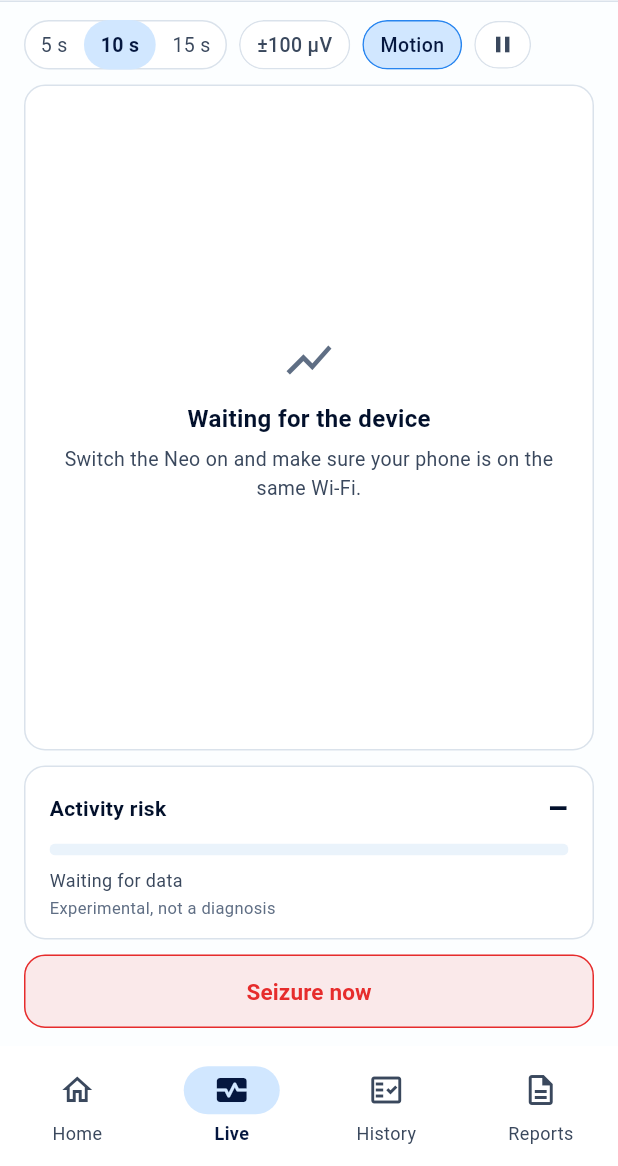
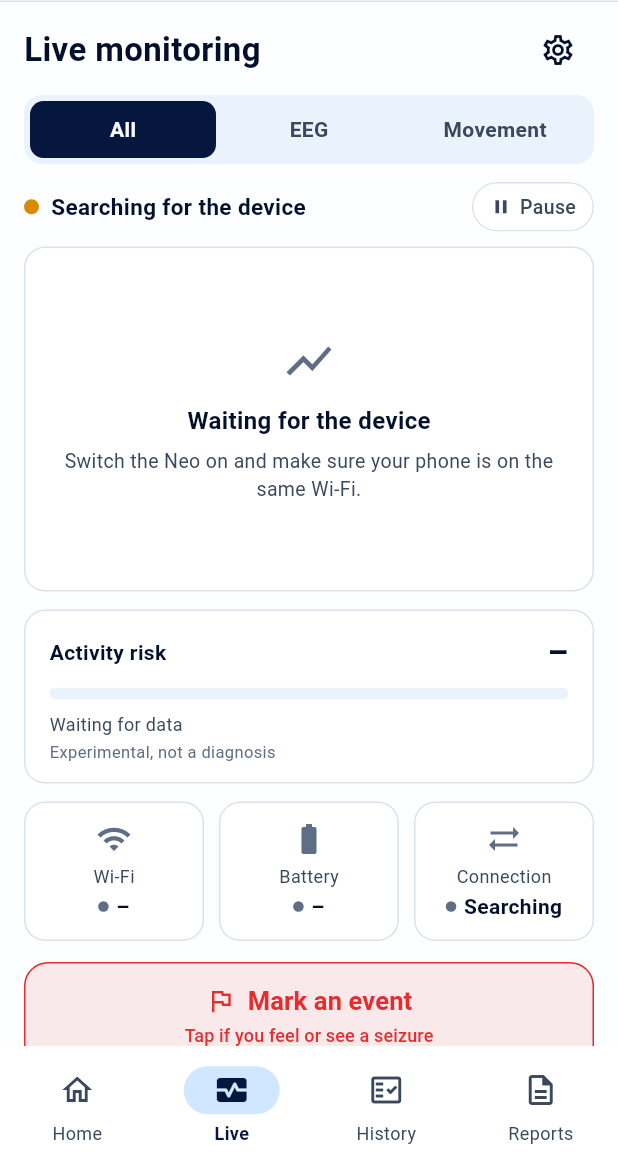
Before and after one commit to Tzekhai2005/neo-mobile-app, a Flutter app: the screen it shows after launch, item 2 of the bottom bar chosen, on a phone screen of 412 x 824 dp, the part 70-1236 px from its top. Run offline on Flutter 3.47's test engine with Material 3 defaults, Android fonts, the phone set to English and light mode, and no system bars; our stand-ins replace file_picker, pdf, printing, share_plus.

Commit message:
Slice C: Live page with tabs, status tiles, Mark an event and Advanced settings
Co-Authored-By: Claude Sonnet 5.5 <noreply@anthropic.com>

```diff
--- a/flutter_app/lib/ui/data/data_controls.dart
+++ b/flutter_app/lib/ui/data/data_controls.dart
@@ -24,7 +24,7 @@ class DataControls extends StatelessWidget {
           runSpacing: 6,
           crossAxisAlignment: WrapCrossAlignment.center,
           children: [
-            _Segments(
+            PillSegments(
               labels: [for (final s in DataViewController.windowChoices) '$s s'],
               selected: DataViewController.windowChoices.indexOf(controller.windowSec),
               keyPrefix: 'window',
@@ -109,13 +109,13 @@ class PillButton extends StatelessWidget {
   }
 }
 
-class _Segments extends StatelessWidget {
+class PillSegments extends StatelessWidget {
   final List<String> labels;
   final int selected;
   final String keyPrefix;
   final ValueChanged<int> onSelect;
 
-  const _Segments({required this.labels, required this.selected, required this.keyPrefix, required this.onSelect});
+  const PillSegments({required this.labels, required this.selected, required this.keyPrefix, required this.onSelect});
 
   @override
   Widget build(BuildContext context) {
@@ -151,12 +151,13 @@ class _Segments extends StatelessWidget {
   }
 }
 
-/// The "Seizure now" button.
-class SeizureNowButton extends StatelessWidget {
+/// The "Mark an event" button: the wearer or a carer taps it when a seizure is felt
+/// or seen. The big one carries a line of help; the compact one fits a thin bar.
+class MarkEventButton extends StatelessWidget {
   final VoidCallback onPressed;
   final bool compact;
 
-  const SeizureNowButton({super.key, required this.onPressed, this.compact = false});
+  const MarkEventButton({super.key, required this.onPressed, this.compact = false});
 
   @override
   Widget build(BuildContext context) {
@@ -165,14 +166,24 @@ class SeizureNowButton extends StatelessWidget {
       foregroundColor: AppColors.danger,
       side: const BorderSide(color: AppColors.danger),
       padding: EdgeInsets.symmetric(horizontal: 18, vertical: compact ? 8 : 14),
-      minimumSize: Size(0, compact ? 34 : 48),
-      shape: RoundedRectangleBorder(borderRadius: BorderRadius.circular(compact ? 18 : 14)),
+      minimumSize: Size(compact ? 0 : double.infinity, compact ? 34 : 64),
+      shape: RoundedRectangleBorder(borderRadius: BorderRadius.circular(compact ? 18 : 16)),
     );
     return FilledButton(
       key: const ValueKey('seizure-now'),
       style: style,
       onPressed: onPressed,
-      child: Text('Seizure now', style: TextStyle(fontSize: compact ? 13 : 15, fontWeight: FontWeight.w600)),
+      child: compact
+          ? const Text('Mark an event', style: TextStyle(fontSize: 13, fontWeight: FontWeight.w600))
+          : const Column(mainAxisSize: MainAxisSize.min, children: [
+              Row(mainAxisSize: MainAxisSize.min, children: [
+                Icon(Icons.flag_outlined, size: 20),
+                SizedBox(width: 8),
+                Text('Mark an event', style: TextStyle(fontSize: 17, fontWeight: FontWeight.w700)),
+              ]),
+              SizedBox(height: 2),
+              Text('Tap if you feel or see a seizure', style: TextStyle(fontSize: 12)),
+            ]),
     );
   }
 }
--- a/flutter_app/lib/ui/data/data_page.dart
+++ b/flutter_app/lib/ui/data/data_page.dart
@@ -1,5 +1,4 @@
 import 'dart:async';
-import 'dart:math' as math;
 
 import 'package:flutter/foundation.dart';
 import 'package:flutter/material.dart';
@@ -15,11 +14,13 @@ import '../shell/tab_scope.dart';
 import '../theme/app_theme.dart';
 import '../trace/signal_lanes.dart';
 import 'activity_risk_card.dart';
+import 'advanced_settings_page.dart';
 import 'data_controls.dart';
 import 'data_view_controller.dart';
+import 'live_status.dart';
 
-/// The live view: EEG, accelerometer and gyro, with the controls, the
-/// experimental activity-risk readout, and the "Seizure now" button.
+/// The Live tab: EEG, accelerometer and gyro, the experimental activity-risk readout,
+/// the status tiles, the "Mark an event" button, and a page of advanced settings.
 ///
 /// Portrait stacks everything; landscape gives the lanes the whole screen with the
 /// controls in a thin bar and the readout beside them; tapping a lane expands that
@@ -120,29 +121,120 @@ class _Portrait extends StatelessWidget {
 
   const _Portrait({required this.services, required this.controller, required this.onSeizure});
 
+  void _openSettings(BuildContext context) => Navigator.of(context).push(MaterialPageRoute<void>(
+        builder: (_) => AdvancedSettingsPage(controller: controller, services: services),
+      ));
+
   @override
   Widget build(BuildContext context) {
     final risk = kShowExperimentalRisk ? services.activityRisk : null;
-    return LayoutBuilder(builder: (context, box) {
-      // On a short screen the page scrolls rather than squeezing the lanes.
-      final height = math.max(box.maxHeight, 560.0);
-      return SingleChildScrollView(
-        child: SizedBox(
-          height: height,
-          child: Padding(
-            padding: const EdgeInsets.fromLTRB(16, 12, 16, 12),
-            child: Column(crossAxisAlignment: CrossAxisAlignment.stretch, children: [
-              DataControls(controller: controller),
-              const SizedBox(height: 10),
-              Expanded(child: LanesArea(controller: controller, status: services.status)),
-              if (risk != null) ...[const SizedBox(height: 10), ActivityRiskCard(risk: risk)],
-              const SizedBox(height: 10),
-              SeizureNowButton(onPressed: onSeizure),
-            ]),
+    final lanes = controller.data.lanes.length;
+    // Tall enough for each lane to read, whatever is shown.
+    final graphHeight = (lanes * 74.0).clamp(230.0, 380.0);
+    return SingleChildScrollView(
+      padding: const EdgeInsets.fromLTRB(16, 8, 16, 16),
+      child: Column(crossAxisAlignment: CrossAxisAlignment.stretch, children: [
+        Row(children: [
+          const Expanded(child: Text('Live monitoring', style: TextStyle(fontSize: 22, fontWeight: FontWeight.w700))),
+          IconButton(
+            key: const ValueKey('settings'),
+            tooltip: 'Advanced settings',
+            icon: const Icon(Icons.settings_outlined),
+            onPressed: () => _openSettings(context),
+          ),
+        ]),
+        const SizedBox(height: 6),
+        _LaneTabs(controller: controller),
+        const SizedBox(height: 12),
+        Row(children: [
+          Expanded(child: LiveStatusLine(status: services.status, now: services.now)),
+          const SizedBox(width: 8),
+          ListenableBuilder(
+            listenable: controller,
+            builder: (context, _) => PillButton(
+              key: const ValueKey('pause'),
+              label: controller.paused ? 'Resume' : 'Pause',
+              icon: controller.paused ? Icons.play_arrow : Icons.pause,
+              selected: controller.paused,
+              tooltip: controller.paused ? 'Resume the live view' : 'Freeze the view',
+              onTap: controller.togglePause,
+            ),
+          ),
+        ]),
+        const SizedBox(height: 10),
+        SizedBox(height: graphHeight, child: LanesArea(controller: controller, status: services.status)),
+        if (risk != null) ...[const SizedBox(height: 12), ActivityRiskCard(risk: risk)],
+        const SizedBox(height: 12),
+        LiveStatusTiles(status: services.status, loss: () => services.loss),
+        const SizedBox(height: 14),
+        MarkEventButton(onPressed: onSeizure),
+        const SizedBox(height: 10),
+        Material(
+          color: AppColors.surface,
+          shape: RoundedRectangleBorder(
+            borderRadius: BorderRadius.circular(14),
+            side: const BorderSide(color: AppColors.border),
+          ),
+          clipBehavior: Clip.antiAlias,
+          child: ListTile(
+            key: const ValueKey('advanced-settings'),
+            leading: const Icon(Icons.tune, color: AppColors.textSecondary),
+            title: const Text('Advanced settings'),
+            trailing: const Icon(Icons.chevron_right),
+            onTap: () => _openSettings(context),
           ),
         ),
-      );
-    });
+      ]),
+    );
+  }
+}
+
+/// All, EEG or Movement: which lanes the graph draws.
+class _LaneTabs extends StatelessWidget {
+  final DataViewController controller;
+  const _LaneTabs({required this.controller});
+
+  static const _sets = [LaneSet.all, LaneSet.eeg, LaneSet.movement];
+  static const _labels = ['All', 'EEG', 'Movement'];
+
+  @override
+  Widget build(BuildContext context) {
+    return ListenableBuilder(
+      listenable: controller,
+      builder: (context, _) => Container(
+        padding: const EdgeInsets.all(4),
+        decoration: BoxDecoration(
+          color: AppColors.surfaceHigh,
+          borderRadius: BorderRadius.circular(12),
+        ),
+        child: Row(children: [
+          for (var i = 0; i < _sets.length; i++)
+            Expanded(
+              child: GestureDetector(
+                key: ValueKey('lanes-${_sets[i].name}'),
+                behavior: HitTestBehavior.opaque,
+                onTap: () => controller.setLaneSet(_sets[i]),
+                child: Container(
+                  alignment: Alignment.center,
+                  padding: const EdgeInsets.symmetric(vertical: 9),
+                  decoration: BoxDecoration(
+                    color: controller.laneSet == _sets[i] ? AppColors.navy : Colors.transparent,
+                    borderRadius: BorderRadius.circular(9),
+                  ),
+                  child: Text(
+                    _labels[i],
+                    style: TextStyle(
+                      fontSize: 14,
+                      fontWeight: FontWeight.w600,
+                      color: controller.laneSet == _sets[i] ? AppColors.onNavy : AppColors.textSecondary,
+                    ),
+                  ),
+                ),
+              ),
+            ),
+        ]),
+      ),
+    );
   }
 }
 
@@ -173,7 +265,7 @@ class _Landscape extends StatelessWidget {
                 fit: BoxFit.scaleDown, alignment: Alignment.centerRight, child: DataControls(controller: controller)),
           ),
           const SizedBox(width: 10),
-          SeizureNowButton(onPressed: onSeizure, compact: true),
+          MarkEventButton(onPressed: onSeizure, compact: true),
         ]),
       ),
       Expanded(
@@ -237,7 +329,7 @@ class _ExpandedView extends StatelessWidget {
             ),
           ),
           const SizedBox(width: 10),
-          SeizureNowButton(onPressed: onSeizure, compact: true),
+          MarkEventButton(onPressed: onSeizure, compact: true),
         ]),
       ),
       Expanded(
--- a/flutter_app/lib/ui/data/data_view_controller.dart
+++ b/flutter_app/lib/ui/data/data_view_controller.dart
@@ -10,7 +10,10 @@ import '../theme/app_theme.dart';
 import '../trace/trace_models.dart';
 import '../trace/trace_sources.dart';
 
-/// What the Data page shows and how: the time window, the µV scale, whether the
+/// Which lanes the live view draws: everything, only the EEG, or only the motion.
+enum LaneSet { all, eeg, movement }
+
+/// What the Live page shows and how: the time window, the µV scale, whether the
 /// motion lanes are open, a paused view that can be scrolled back through the
 /// last 30 seconds, and which lane (if any) is expanded. It turns the live buffer
 /// into a [TraceData] each time [tick] is called; the page calls that a few times
@@ -26,7 +29,7 @@ class DataViewController extends ChangeNotifier {
 
   int _windowSec = 10;
   double _eegScaleUv = kDefaultEegScaleUv;
-  bool _showMotion = true;
+  LaneSet _laneSet = LaneSet.all;
   int? _expandedLane;
 
   /// While paused: the newest sample at the moment of pausing, the stream it was
@@ -39,7 +42,8 @@ class DataViewController extends ChangeNotifier {
 
   int get windowSec => _windowSec;
   double get eegScaleUv => _eegScaleUv;
-  bool get showMotion => _showMotion;
+  LaneSet get laneSet => _laneSet;
+  bool get showMotion => _laneSet != LaneSet.eeg;
   bool get paused => _pausedEnd != null;
   int? get expandedLane => _expandedLane;
   double get backSec => _backSec;
@@ -104,6 +108,13 @@ class DataViewController extends ChangeNotifier {
     _rebuild();
   }
 
+  /// Set the scale to one of [kEegScalesUv]; anything else is ignored.
+  void setScale(double uv) {
+    if (!kEegScalesUv.contains(uv) || uv == _eegScaleUv) return;
+    _eegScaleUv = uv;
+    _rebuild();
+  }
+
   /// One step bigger (+1) or smaller (-1), stopping at the ends.
   void stepScale(int direction) {
     final i = kEegScalesUv.indexOf(_eegScaleUv);
@@ -113,10 +124,14 @@ class DataViewController extends ChangeNotifier {
     _rebuild();
   }
 
-  void toggleMotion() {
-    _showMotion = !_showMotion;
+  void setLaneSet(LaneSet set) {
+    if (set == _laneSet) return;
+    _laneSet = set;
     _rebuild();
   }
+
+  /// The landscape switch: the motion lanes on or off beside the EEG.
+  void toggleMotion() => setLaneSet(_laneSet == LaneSet.eeg ? LaneSet.all : LaneSet.eeg);
 
   void togglePause() => paused ? resume() : pause();
 
@@ -169,7 +184,8 @@ class DataViewController extends ChangeNotifier {
     _data = liveTraceData(
       snap,
       eegScaleUv: _eegScaleUv,
-      showMotion: _showMotion,
+      showMotion: _laneSet != LaneSet.eeg,
+      showEeg: _laneSet != LaneSet.movement,
       markers: markers,
       backSec: _backSec,
       nowLabel: paused ? 'paused' : 'now',
@@ -192,7 +208,7 @@ class DataViewController extends ChangeNotifier {
     for (final m in seizureMarkers.markers) {
       if (m.streamId != buffer.streamId) continue; // made in an earlier stream
       final t = at(m.sampleIdx);
-      if (t != null) out.add(TraceMarker(t, label: 'Seizure now', color: AppColors.danger));
+      if (t != null) out.add(TraceMarker(t, label: 'Marked', color: AppColors.danger));
     }
     return out;
   }
--- /dev/null
+++ b/flutter_app/lib/ui/data/live_status.dart
@@ -0,0 +1,155 @@
+import 'package:flutter/foundation.dart';
+import 'package:flutter/material.dart';
+
+import '../../device/device_status.dart';
+import '../../live/signal_loss.dart';
+import '../format.dart';
+import '../theme/app_theme.dart';
+
+/// More than this share of EEG samples lost on the Wi-Fi link is called unstable.
+const double kStableLinkLossPercent = 1.0;
+
+/// How the link is doing, in one word and a colour. A dash when there is nothing to judge.
+({String text, Color color}) connectionState(DeviceStatus s, SignalLoss loss) {
+  switch (s.link) {
+    case LinkState.searching:
+      return (text: 'Searching', color: AppColors.textMuted);
+    case LinkState.connecting:
+      return (text: 'Connecting', color: AppColors.warning);
+    case LinkState.stalled:
+      return (text: 'No data', color: AppColors.warning);
+    case LinkState.connected:
+      final lost = loss.eegLinkLossPercent;
+      if (lost == null) return (text: 'Connected', color: AppColors.success);
+      return lost <= kStableLinkLossPercent
+          ? (text: 'Stable', color: AppColors.success)
+          : (text: 'Unstable', color: AppColors.warning);
+  }
+}
+
+Color _wifiColor(int? rssi) => switch (wifiWord(rssi)) {
+      'Good' => AppColors.success,
+      'Fair' => AppColors.warning,
+      'Weak' => AppColors.danger,
+      _ => AppColors.textMuted,
+    };
+
+/// The three small tiles under the graph: Wi-Fi signal, battery and connection.
+/// Each shows only what the device has reported.
+class LiveStatusTiles extends StatelessWidget {
+  final ValueListenable<DeviceStatus> status;
+  final SignalLoss Function() loss;
+
+  const LiveStatusTiles({super.key, required this.status, required this.loss});
+
+  @override
+  Widget build(BuildContext context) {
+    return ValueListenableBuilder<DeviceStatus>(
+      valueListenable: status,
+      builder: (context, s, _) {
+        final conn = connectionState(s, loss());
+        final batteryColor =
+            s.batteryPct == null ? AppColors.textMuted : (s.lowBattery ? AppColors.warning : AppColors.success);
+        return Row(children: [
+          Expanded(
+              child: _Tile(
+                  key: const ValueKey('tile-wifi'),
+                  icon: Icons.wifi,
+                  label: 'Wi-Fi',
+                  value: wifiWord(s.rssiDbm),
+                  color: _wifiColor(s.rssiDbm))),
+          const SizedBox(width: 10),
+          Expanded(
+              child: _Tile(
+                  key: const ValueKey('tile-battery'),
+                  icon: Icons.battery_std,
+                  label: 'Battery',
+                  value: s.batteryPct == null ? unknownText : '${s.batteryPct} %',
+                  color: batteryColor)),
+          const SizedBox(width: 10),
+          Expanded(
+              child: _Tile(
+                  key: const ValueKey('tile-connection'),
+                  icon: Icons.sync_alt,
+                  label: 'Connection',
+                  value: conn.text,
+                  color: conn.color)),
+        ]);
+      },
+    );
+  }
+}
+
+class _Tile extends StatelessWidget {
+  final IconData icon;
+  final String label;
+  final String value;
+  final Color color;
+
+  const _Tile({super.key, required this.icon, required this.label, required this.value, required this.color});
+
+  @override
+  Widget build(BuildContext context) {
+    return Container(
+      padding: const EdgeInsets.symmetric(vertical: 12, horizontal: 8),
+      decoration: BoxDecoration(
+        color: AppColors.surface,
+        borderRadius: BorderRadius.circular(14),
+        border: Border.all(color: AppColors.border),
+      ),
+      child: Column(children: [
+        Icon(icon, size: 24, color: color),
+        const SizedBox(height: 4),
+        Text(label, style: const TextStyle(fontSize: 12, color: AppColors.textSecondary)),
+        const SizedBox(height: 2),
+        Row(mainAxisAlignment: MainAxisAlignment.center, children: [
+          Container(width: 7, height: 7, decoration: BoxDecoration(color: color, shape: BoxShape.circle)),
+          const SizedBox(width: 5),
+          Flexible(
+            child: Text(value,
+                maxLines: 1,
+                overflow: TextOverflow.ellipsis,
+                style: const TextStyle(fontSize: 14, fontWeight: FontWeight.w600)),
+          ),
+        ]),
+      ]),
+    );
+  }
+}
+
+/// "Live  00:12:36": that the device is streaming and for how long. The time is
+/// refreshed whenever the device reports (about once a second).
+class LiveStatusLine extends StatelessWidget {
+  final ValueListenable<DeviceStatus> status;
+  final DateTime Function() now;
+
+  const LiveStatusLine({super.key, required this.status, required this.now});
+
+  @override
+  Widget build(BuildContext context) {
+    return ValueListenableBuilder<DeviceStatus>(
+      valueListenable: status,
+      builder: (context, s, _) {
+        final live = s.link == LinkState.connected;
+        final since = s.connectedAt;
+        final text = live ? 'Live' : linkLabel(s.link);
+        return Row(children: [
+          Container(
+            width: 10,
+            height: 10,
+            decoration: BoxDecoration(color: live ? AppColors.success : AppColors.warning, shape: BoxShape.circle),
+          ),
+          const SizedBox(width: 8),
+          Text(text,
+              key: const ValueKey('live-label'), style: const TextStyle(fontSize: 15, fontWeight: FontWeight.w600)),
+          const Spacer(),
+          if (live && since != null)
+            Text(elapsedText(now().difference(since)),
+                key: const ValueKey('live-elapsed'),
+                style: const TextStyle(
+                    fontSize: 15, color: AppColors.textSecondary, fontFeatures: [FontFeature.tabularFigures()])),
+        ]);
+      },
+    );
+  }
+}
--- a/flutter_app/lib/ui/format.dart
+++ b/flutter_app/lib/ui/format.dart
@@ -69,3 +69,17 @@ String deviceHeadline(LinkState link) => switch (link) {
       LinkState.stalled => 'Your device is connected but not sending data.',
       LinkState.searching => 'Looking for your device…',
     };
+
+/// "00:12:36", the time since something began.
+String elapsedText(Duration d) {
+  final t = d.isNegative ? Duration.zero : d;
+  String two(int n) => n.toString().padLeft(2, '0');
+  return '${two(t.inHours)}:${two(t.inMinutes % 60)}:${two(t.inSeconds % 60)}';
+}
+
+/// Wi-Fi strength in words, from the signal in dBm. A dash when the device has not said.
+String wifiWord(int? rssiDbm) {
+  if (rssiDbm == null) return unknownText;
+  final r = -rssiDbm.abs();
+  return r >= -60 ? 'Good' : (r >= -75 ? 'Fair' : 'Weak');
+}
--- a/flutter_app/lib/ui/trace/trace_sources.dart
+++ b/flutter_app/lib/ui/trace/trace_sources.dart
@@ -28,9 +28,11 @@ List<TraceLane> _lanes({
   required int imuRateHz,
   required double eegScaleUv,
   required bool showMotion,
+  bool showEeg = true,
 }) =>
     [
-      for (var c = 0; c < eeg.length; c++)
+      if (showEeg)
+        for (var c = 0; c < eeg.length; c++)
         TraceLane(
           label: 'Ch${c + 1}',
           series: [eeg[c]],
@@ -85,6 +87,7 @@ TraceData liveTraceData(
   LiveSnapshot s, {
   double eegScaleUv = kDefaultEegScaleUv,
   bool showMotion = true,
+  bool showEeg = true,
   List<TraceMarker> markers = const [],
   double backSec = 0,
   String nowLabel = 'now',
@@ -104,6 +107,7 @@ TraceData liveTraceData(
       imuRateHz: s.imuRateHz,
       eegScaleUv: eegScaleUv,
       showMotion: showMotion,
+      showEeg: showEeg,
     ),
     durationSec: duration,
     markers: markers,
```
Also changed, not shown: flutter_app/lib/ui/data/advanced_settings_page.dart (added, +80 -0 lines), 4 other files.
